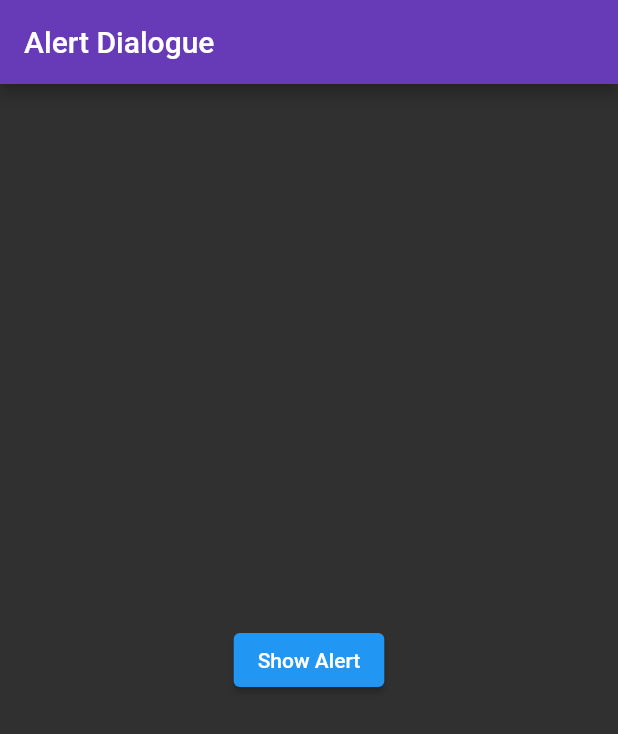
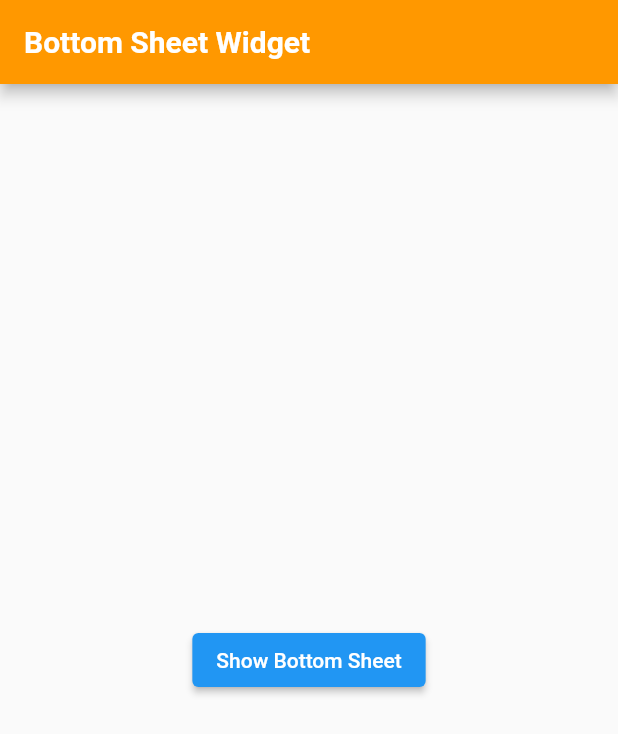
Before and after one commit to Bajrang-Choudhary/FlutterConcepts, a Flutter app: the screen it shows after launch, on a phone screen of 412 x 824 dp. Shown: the top 734 px of the screen. Run offline on Flutter 3.47's test engine with Material 2 defaults, Android fonts, the phone set to English and light mode, and no system bars; our stand-ins replace cached_network_image.

Commit message:
Bottom Sheet

```diff
--- /dev/null
+++ b/lib/Widgets/bottomsheet.dart
@@ -0,0 +1,48 @@
+import 'package:flutter/material.dart';
+
+class BottomSheetWidget extends StatelessWidget {
+  const BottomSheetWidget({super.key});
+
+  @override
+  Widget build(BuildContext context) {
+    return Scaffold(
+      appBar: AppBar(
+        title: const Text('Bottom Sheet Widget', style: TextStyle(fontWeight: FontWeight.bold),),
+        backgroundColor: Colors.orange,
+      ),
+      body: Center(
+            child: ElevatedButton(
+              child: const Text('Show Bottom Sheet'),
+              onPressed: (){
+                showModalBottomSheet(
+                  backgroundColor: Theme.of(context).primaryColor,
+                  shape: const RoundedRectangleBorder(borderRadius: BorderRadius.only(topLeft: Radius.circular(20), topRight: Radius.circular(20))),
+                  elevation: 0,
+                  isDismissible: false,
+                  context: context, builder: (context){
+                    return const Column(
+                      mainAxisSize: MainAxisSize.min,
+                      children: [
+                      ListTile(
+                        title: Text('Bajrang'),
+                        subtitle: Text('I am a professional Flutter developer'),
+                      ),
+                       ListTile(
+                        title: Text('Mango'),
+                        subtitle: Text('This fruit is my favourite'),
+                      ),
+                       ListTile(
+                        title: Text('Flutter'),
+                        subtitle: Text('It is a Framework'),
+                      ),
+                       ListTile(
+                        title: Text('Dart'),
+                        subtitle: Text('Dart is a programming language'),
+                      ),
+                    ],);
+                  });
+              }),
+      ),
+    );
+  }
+}
--- a/lib/main.dart
+++ b/lib/main.dart
@@ -1,4 +1,5 @@
 import 'package:containers_sizedbox/Widgets/alert.dart';
+import 'package:containers_sizedbox/Widgets/bottomsheet.dart';
 import 'package:containers_sizedbox/Widgets/buttons.dart';
 import 'package:containers_sizedbox/Widgets/dismissible.dart';
 import 'package:containers_sizedbox/Widgets/drawer.dart';
@@ -20,12 +21,12 @@ class MyApp extends StatelessWidget {
     return MaterialApp(
       debugShowCheckedModeBanner: false,
       theme: ThemeData(
-        brightness: Brightness.dark,
-        primaryColor: Colors.deepPurple
+        brightness: Brightness.light,
+        primaryColor: Colors.orange
         // appBarTheme: const AppBarTheme(backgroundColor: Colors.green),
       ),
       // home: const Container_Sized(),
-      home: const AlertDialogueBox(),
+      home: const BottomSheetWidget(),
     );
   }
 }
```
